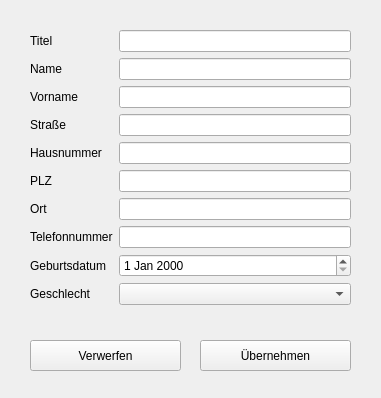
Above: view/ui/patientformwidget.ui from cavoq/patient-management-system before the change. Below: the same form after it.
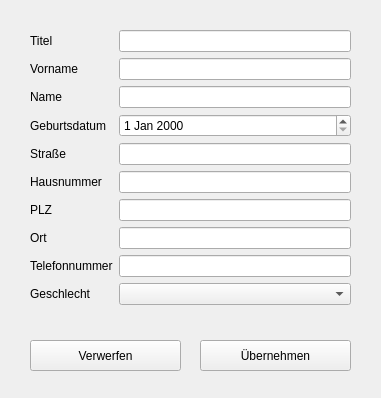
That is the form after the change.

What changed in the file:
```diff
--- a/view/ui/patientformwidget.ui
+++ b/view/ui/patientformwidget.ui
@@ -63,40 +63,53 @@
      <widget class="QLineEdit" name="titelLineEdit"/>
     </item>
     <item row="1" column="0">
+     <widget class="QLabel" name="firstNameLabel">
+      <property name="text">
+       <string>Vorname</string>
+      </property>
+     </widget>
+    </item>
+    <item row="1" column="1">
+     <widget class="QLineEdit" name="firstNameLineEdit"/>
+    </item>
+    <item row="2" column="0">
      <widget class="QLabel" name="nameLabel">
       <property name="text">
        <string>Name</string>
       </property>
      </widget>
     </item>
-    <item row="1" column="1">
+    <item row="2" column="1">
      <widget class="QLineEdit" name="nameLineEdit"/>
     </item>
-    <item row="2" column="0">
-     <widget class="QLabel" name="firstNameLabel">
-      <property name="text">
-       <string>Vorname</string>
-      </property>
-     </widget>
-    </item>
     <item row="3" column="0">
+     <widget class="QLabel" name="birthDateLabel">
+      <property name="text">
+       <string>Geburtsdatum</string>
+      </property>
+     </widget>
+    </item>
+    <item row="3" column="1">
+     <widget class="QDateEdit" name="birthDateDateEdit"/>
+    </item>
+    <item row="4" column="0">
      <widget class="QLabel" name="streetLabel">
       <property name="text">
        <string>Straße</string>
       </property>
      </widget>
     </item>
-    <item row="3" column="1">
+    <item row="4" column="1">
      <widget class="QLineEdit" name="streetLineEdit"/>
     </item>
-    <item row="4" column="0">
+    <item row="5" column="0">
      <widget class="QLabel" name="houseNumberLabel">
       <property name="text">
        <string>Hausnummer</string>
       </property>
      </widget>
     </item>
-    <item row="4" column="1">
+    <item row="5" column="1">
      <widget class="QLineEdit" name="houseNumberLineEdit">
       <property name="text">
        <string/>
@@ -106,45 +119,35 @@
       </property>
      </widget>
     </item>
-    <item row="5" column="0">
+    <item row="6" column="0">
      <widget class="QLabel" name="pLZLabel">
       <property name="text">
        <string>PLZ</string>
       </property>
      </widget>
     </item>
-    <item row="5" column="1">
+    <item row="6" column="1">
      <widget class="QLineEdit" name="pLZLineEdit"/>
     </item>
-    <item row="6" column="0">
+    <item row="7" column="0">
      <widget class="QLabel" name="placeLabel">
       <property name="text">
        <string>Ort</string>
       </property>
      </widget>
     </item>
-    <item row="6" column="1">
+    <item row="7" column="1">
      <widget class="QLineEdit" name="placeLineEdit"/>
     </item>
-    <item row="7" column="0">
+    <item row="8" column="0">
      <widget class="QLabel" name="phoneNumberLabel">
       <property name="text">
        <string>Telefonnummer</string>
       </property>
      </widget>
     </item>
-    <item row="7" column="1">
-     <widget class="QLineEdit" name="phoneNumberLineEdit"/>
-    </item>
-    <item row="8" column="0">
-     <widget class="QLabel" name="birthDateLabel">
-      <property name="text">
-       <string>Geburtsdatum</string>
-      </property>
-     </widget>
-    </item>
     <item row="8" column="1">
-     <widget class="QDateEdit" name="birthDateDateEdit"/>
+     <widget class="QLineEdit" name="phoneNumberLineEdit"/>
     </item>
     <item row="9" column="0">
      <widget class="QLabel" name="genderLabel">
@@ -160,9 +163,6 @@
       </property>
      </widget>
     </item>
-    <item row="2" column="1">
-     <widget class="QLineEdit" name="firstNameLineEdit"/>
-    </item>
    </layout>
   </widget>
  </widget>
```
